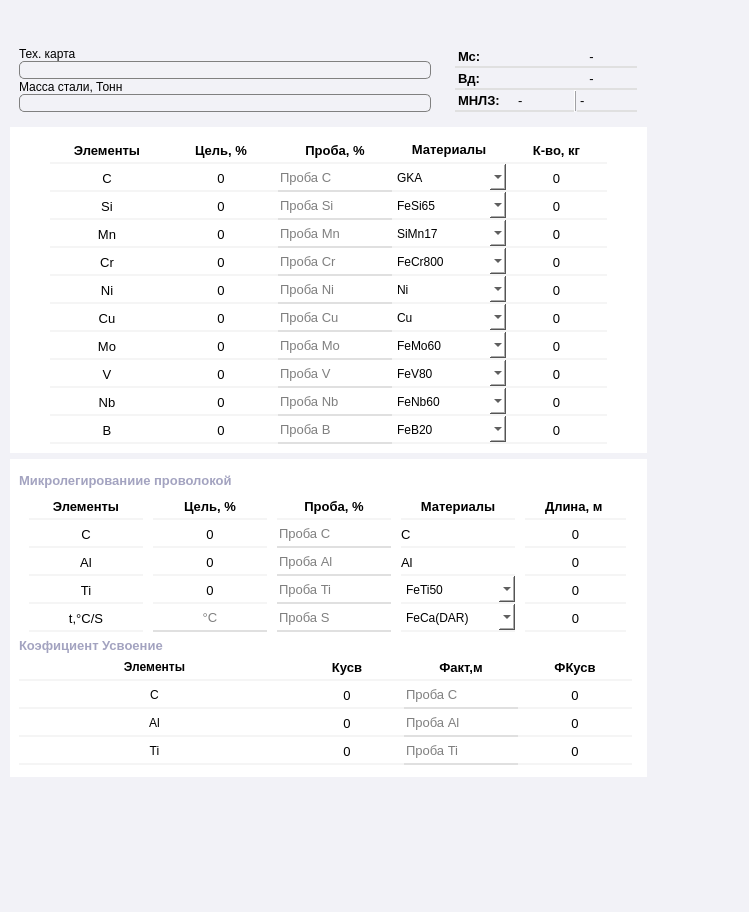
Qt form ui/LrfDesigner.ui (TopolD/Metal_Calculate) before a commit.
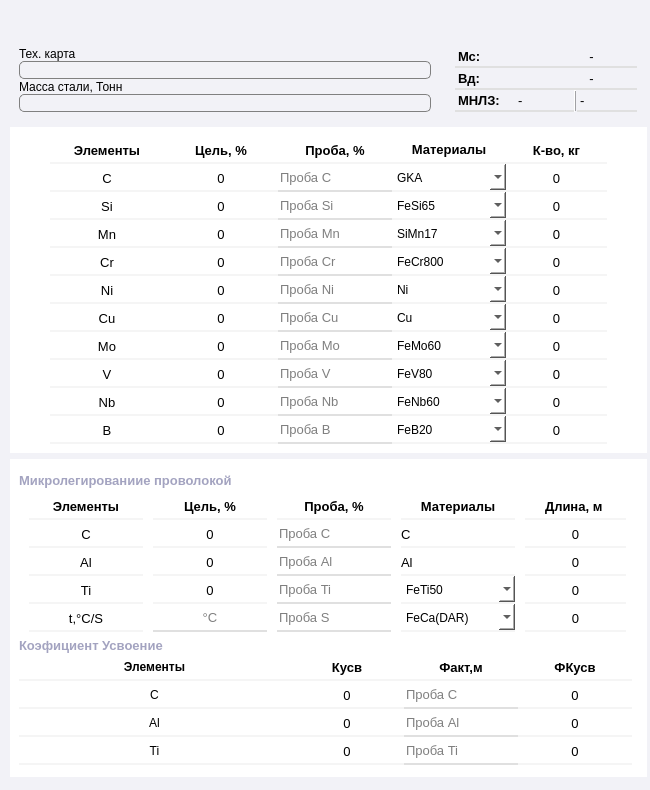
The same form after that commit. Icons and pictures are not drawn.

What changed in the file:
```diff
--- a/ui/LrfDesigner.ui
+++ b/ui/LrfDesigner.ui
@@ -12,8 +12,8 @@
    <rect>
     <x>0</x>
     <y>0</y>
-    <width>749</width>
-    <height>912</height>
+    <width>650</width>
+    <height>790</height>
    </rect>
   </property>
   <property name="sizePolicy">
```
Left out of the diff: 790 changed lines with no effect on the pictures.
